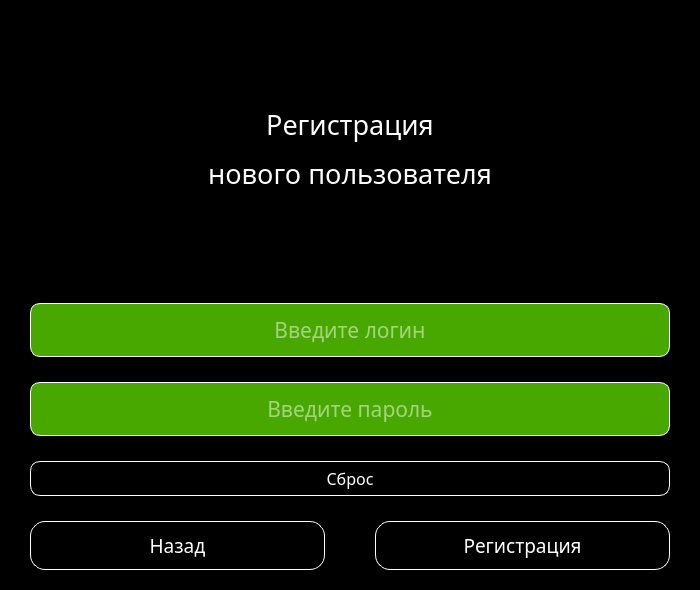
Old version of the form ui_files/registration_page.ui in the repository Vanovango/Chess_Tasks_Profi.
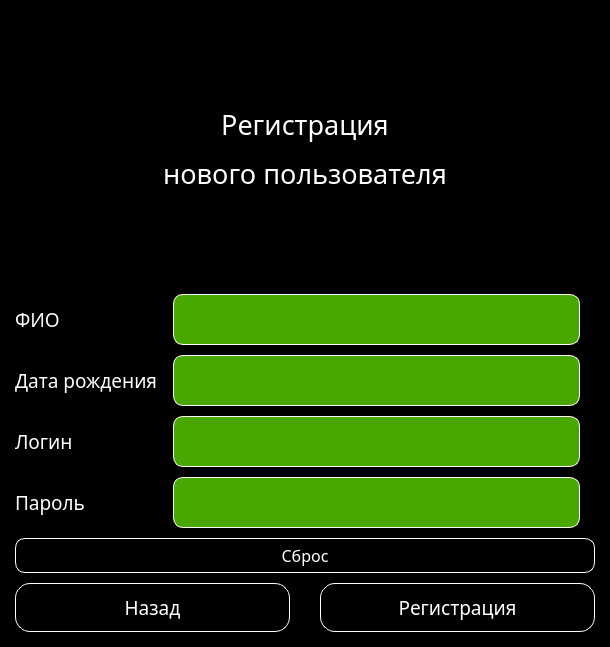
New version of the form.

```diff
--- a/ui_files/registration_page.ui
+++ b/ui_files/registration_page.ui
@@ -6,8 +6,8 @@
    <rect>
     <x>0</x>
     <y>0</y>
-    <width>700</width>
-    <height>590</height>
+    <width>610</width>
+    <height>647</height>
    </rect>
   </property>
   <property name="windowTitle">
@@ -17,23 +17,26 @@
    <string notr="true">background-color: rgb(0, 0, 0);</string>
   </property>
   <widget class="QWidget" name="centralwidget">
-   <layout class="QVBoxLayout" name="verticalLayout">
-    <property name="spacing">
-     <number>25</number>
-    </property>
+   <layout class="QGridLayout" name="gridLayout">
     <property name="leftMargin">
-     <number>30</number>
+     <number>15</number>
     </property>
     <property name="topMargin">
-     <number>20</number>
+     <number>15</number>
     </property>
     <property name="rightMargin">
-     <number>30</number>
+     <number>15</number>
     </property>
     <property name="bottomMargin">
-     <number>20</number>
+     <number>15</number>
     </property>
-    <item>
+    <property name="horizontalSpacing">
+     <number>15</number>
+    </property>
+    <property name="verticalSpacing">
+     <number>10</number>
+    </property>
+    <item row="0" column="0" colspan="3">
      <widget class="QLabel" name="label_title">
       <property name="font">
        <font>
@@ -50,12 +53,52 @@
       </property>
      </widget>
     </item>
-    <item>
+    <item row="4" column="0">
+     <widget class="QLabel" name="label_passwword">
+      <property name="font">
+       <font>
+        <family>Bahnschrift SemiBold</family>
+        <pointsize>14</pointsize>
+       </font>
+      </property>
+      <property name="styleSheet">
+       <string notr="true">color: rgb(255, 255, 255);
+</string>
+      </property>
+      <property name="text">
+       <string>Пароль</string>
+      </property>
+      <property name="alignment">
+       <set>Qt::AlignLeading|Qt::AlignLeft|Qt::AlignVCenter</set>
+      </property>
+     </widget>
+    </item>
+    <item row="3" column="0">
+     <widget class="QLabel" name="label_logging">
+      <property name="font">
+       <font>
+        <family>Bahnschrift SemiBold</family>
+        <pointsize>14</pointsize>
+       </font>
+      </property>
+      <property name="styleSheet">
+       <string notr="true">color: rgb(255, 255, 255);
+</string>
+      </property>
+      <property name="text">
+       <string>Логин</string>
+      </property>
+      <property name="alignment">
+       <set>Qt::AlignLeading|Qt::AlignLeft|Qt::AlignVCenter</set>
+      </property>
+     </widget>
+    </item>
+    <item row="3" column="1">
      <widget class="QLineEdit" name="lineEdit_logging">
       <property name="font">
        <font>
         <family>Bahnschrift SemiBold</family>
-        <pointsize>16</pointsize>
+        <pointsize>14</pointsize>
        </font>
       </property>
       <property name="styleSheet">
@@ -72,16 +115,114 @@
        <set>Qt::AlignCenter</set>
       </property>
       <property name="placeholderText">
-       <string>Введите логин</string>
+       <string/>
       </property>
      </widget>
     </item>
-    <item>
+    <item row="2" column="1">
+     <widget class="QLineEdit" name="lineEdit_date_of_birth">
+      <property name="font">
+       <font>
+        <family>Bahnschrift SemiBold</family>
+        <pointsize>14</pointsize>
+       </font>
+      </property>
+      <property name="cursor">
+       <cursorShape>PointingHandCursor</cursorShape>
+      </property>
+      <property name="styleSheet">
+       <string notr="true">color: rgb(255, 255, 255);
+background-color: rgb(73, 168, 0);
+
+border-color: rgb(255, 255, 255);
+border-radius: 10px;
+border: 1px solid white;
+
+padding: 10px;</string>
+      </property>
+      <property name="alignment">
+       <set>Qt::AlignCenter</set>
+      </property>
+      <property name="placeholderText">
+       <string/>
+      </property>
+     </widget>
+    </item>
+    <item row="2" column="0">
+     <widget class="QLabel" name="label_date_of_birth">
+      <property name="font">
+       <font>
+        <family>Bahnschrift SemiBold</family>
+        <pointsize>14</pointsize>
+       </font>
+      </property>
+      <property name="styleSheet">
+       <string notr="true">color: rgb(255, 255, 255);
+</string>
+      </property>
+      <property name="text">
+       <string>Дата рождения</string>
+      </property>
+      <property name="alignment">
+       <set>Qt::AlignLeading|Qt::AlignLeft|Qt::AlignVCenter</set>
+      </property>
+     </widget>
+    </item>
+    <item row="1" column="0">
+     <widget class="QLabel" name="label_full_name">
+      <property name="font">
+       <font>
+        <family>Bahnschrift SemiBold</family>
+        <pointsize>14</pointsize>
+       </font>
+      </property>
+      <property name="styleSheet">
+       <string notr="true">color: rgb(255, 255, 255);
+</string>
+      </property>
+      <property name="text">
+       <string>ФИО</string>
+      </property>
+      <property name="alignment">
+       <set>Qt::AlignLeading|Qt::AlignLeft|Qt::AlignVCenter</set>
+      </property>
+     </widget>
+    </item>
+    <item row="1" column="1">
+     <widget class="QLineEdit" name="lineEdit_full_name">
+      <property name="font">
+       <font>
+        <family>Bahnschrift SemiBold</family>
+        <pointsize>14</pointsize>
+       </font>
+      </property>
+      <property name="cursor">
+       <cursorShape>PointingHandCursor</cursorShape>
+      </property>
+      <property name="styleSheet">
+       <string notr="true">color: rgb(255, 255, 255);
+background-color: rgb(73, 168, 0);
+
+border-color: rgb(255, 255, 255);
+border-radius: 10px;
+border: 1px solid white;
+
+padding: 10px;</string>
+      </property>
+      <property name="alignment">
+       <set>Qt::AlignCenter</set>
+      </property>
+      <property name="placeholderText">
+       <string/>
+      </property>
+     </widget>
+    </item>
+    <item row="4" column="1">
      <widget class="QLineEdit" name="lineEdit_password">
       <property name="font">
        <font>
         <family>Bahnschrift SemiBold</family>
-        <pointsize>16</pointsize>
+        <pointsize>14</pointsize>
        </font>
       </property>
       <property name="styleSheet">
@@ -98,11 +239,11 @@
        <set>Qt::AlignCenter</set>
       </property>
       <property name="placeholderText">
-       <string>Введите пароль</string>
+       <string/>
       </property>
      </widget>
     </item>
-    <item>
+    <item row="8" column="0" colspan="3">
      <widget class="QPushButton" name="pushButton_reset">
       <property name="font">
        <font>
@@ -132,16 +273,10 @@
       </property>
      </widget>
     </item>
-    <item>
-     <layout class="QHBoxLayout" name="horizontalLayout" stretch="0,0">
+    <item row="11" column="0" colspan="3">
+     <layout class="QHBoxLayout" name="horizontalLayout">
       <property name="spacing">
-       <number>50</number>
-      </property>
-      <property name="leftMargin">
-       <number>0</number>
-      </property>
-      <property name="rightMargin">
-       <number>0</number>
+       <number>30</number>
       </property>
       <item>
        <widget class="QPushButton" name="pushButton_back">
```
Left out of the diff: 12 changed lines with no effect on the pictures.
